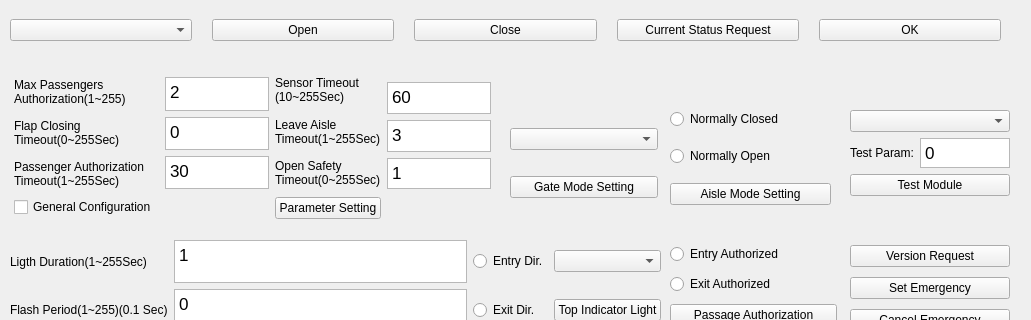
Before: the Qt Designer form view/ElisMainWidget.ui in chiplua/Rs128WinTest, drawn with Qt 5; both pictures show x 0 to 1031 and y 0 to 320 of the 1031 by 647 pixel window.
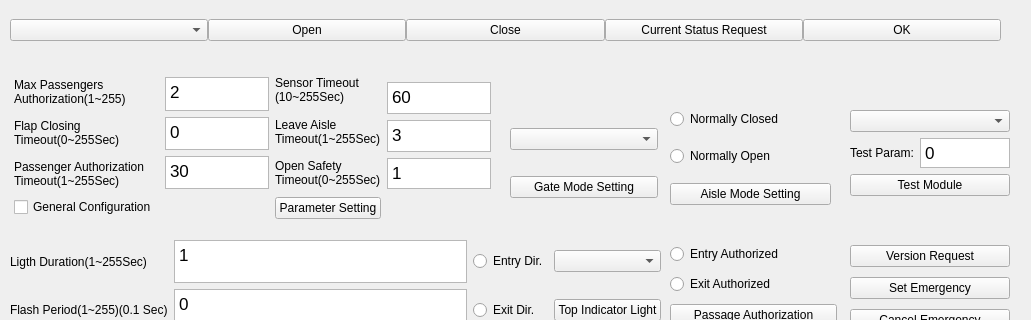
After: the same form once the commit is applied.

Commit message: [UI-Framework-ButtonComSpacing]:Set com  buttons spacing

The edit to the form file:
```diff
--- a/view/ElisMainWidget.ui
+++ b/view/ElisMainWidget.ui
@@ -24,7 +24,7 @@
    </property>
    <layout class="QHBoxLayout" name="hLayoutCom">
     <property name="spacing">
-     <number>20</number>
+     <number>0</number>
     </property>
     <item>
      <widget class="QComboBox" name="cbComList"/>
```
Left out of the diff: 4 changed lines with no effect on the pictures. The commit also changes 1 other file.
